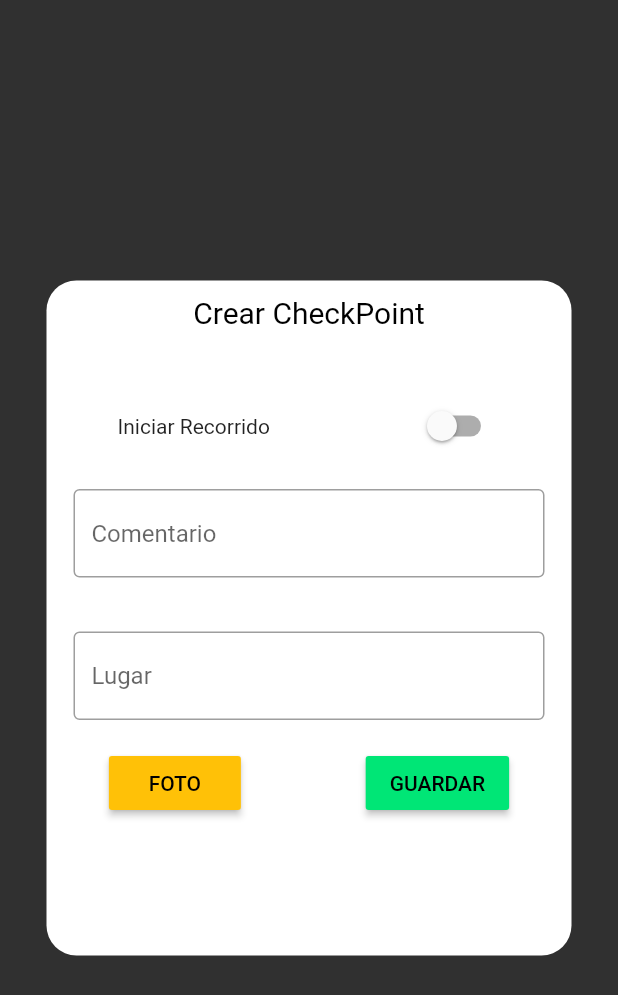
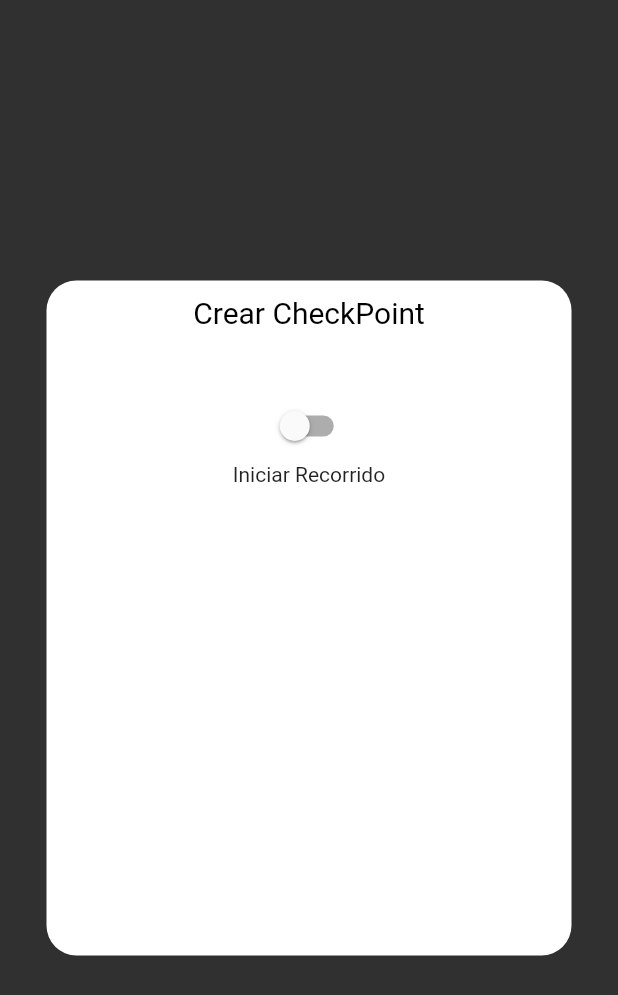
Before and after one commit to kvnprog/ohc-movilv2, a Flutter app: the CheckPointWidget widget shown alone on an empty page, opened directly with empty values, on a phone screen of 412 x 824 dp. Shown: the top 995 px of the screen. Run offline on Flutter 3.47's test engine with Material 2 defaults, Android fonts, the phone set to English and light mode, and no system bars; our stand-ins replace camera, geolocator, local_auth, shared_preferences, splashscreen; missing offline and left inert: dart:ffi, flutter_intro, get_mac; accounts and stored records are empty.

Commit message:
new feature

```diff
--- a/lib/widgets/checkpoint_widget.dart
+++ b/lib/widgets/checkpoint_widget.dart
@@ -81,16 +81,8 @@ class _CheckPointWidgetState extends State<CheckPointWidget> {
                 ),
               ),
 
-              Row(
-                crossAxisAlignment: CrossAxisAlignment.center,
-                mainAxisAlignment: MainAxisAlignment.spaceAround,
-                children: [
-                  const Text('Iniciar Recorrido'),
               Column(
                 children: [
-
-                    if(status != null)
-                    (!status!) ? const Text('Detenido') : const Text('Iniciado'),
 
                 Switch(
                   value: (status == null) ? status = false : status = status!,
@@ -107,10 +99,13 @@ class _CheckPointWidgetState extends State<CheckPointWidget> {
                   activeColor: Colors.green,
                 ),
 
+                const Text('Iniciar Recorrido'),
+
                 ],
               ),
-                ],
-              ),
+
+              if(status != null)
+              if(status == true)
               //comentario
               Container(
                 margin: const EdgeInsets.all(18),
@@ -132,6 +127,8 @@ class _CheckPointWidgetState extends State<CheckPointWidget> {
                 ),
               ),
 
+              if(status != null)
+              if(status == true)
               //lugar
               Container(
                 margin: const EdgeInsets.all(18),
@@ -162,6 +159,8 @@ class _CheckPointWidgetState extends State<CheckPointWidget> {
               //               File(dfotopreview),
               //             )))),
 
+              if(status != null)
+              if(status == true)
               Row(
                 mainAxisAlignment: MainAxisAlignment.spaceAround,
                 children: [
@@ -261,6 +260,7 @@ class _CheckPointWidgetState extends State<CheckPointWidget> {
                             })
                 ],
               ),
+
             ],
           ),
         ),
```
Lines whose indentation alone changed are shown as unchanged.
